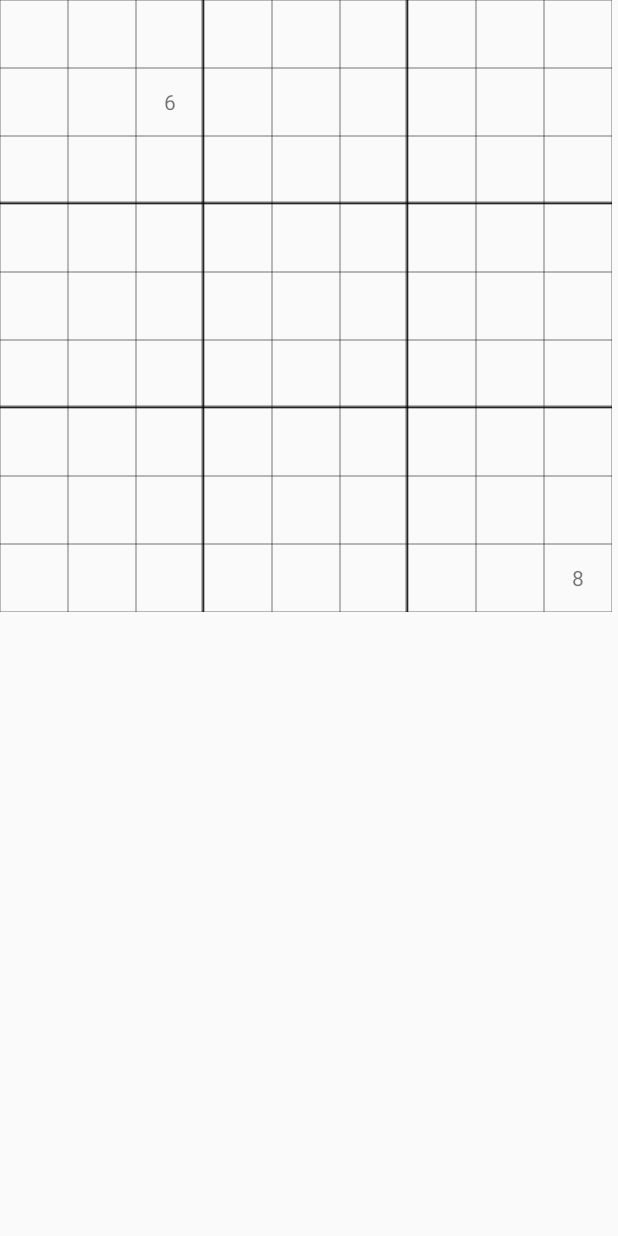
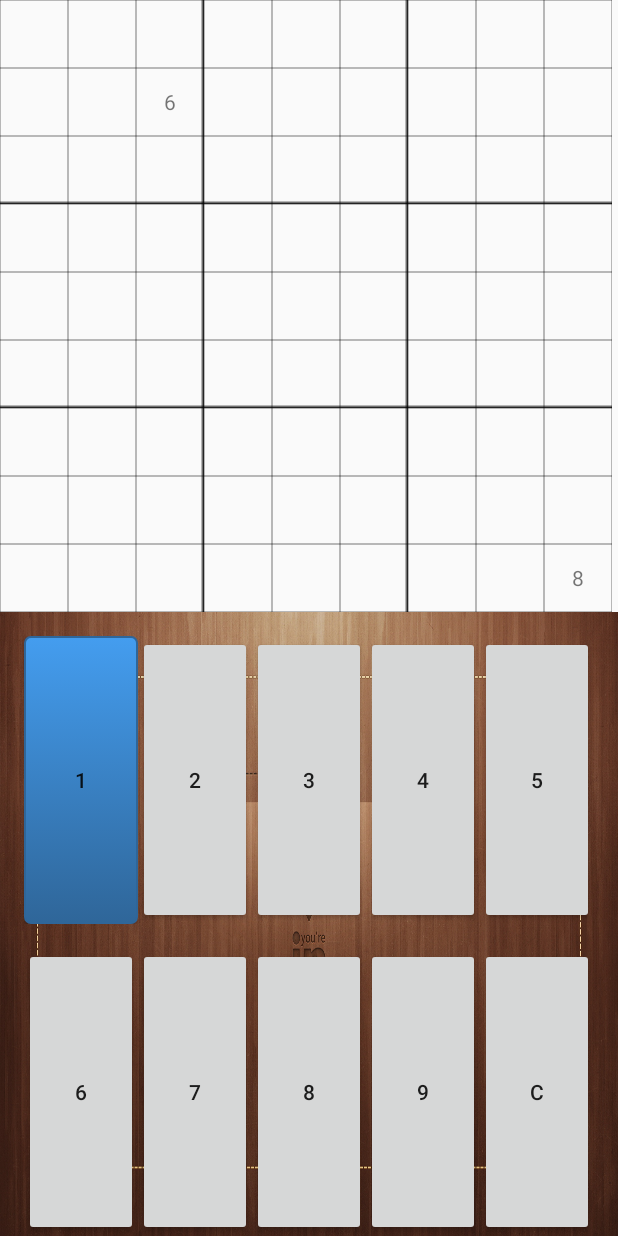
Before and after one commit to Ben-wu14/Game, an Android app: the Game2 screen opened directly, with no data from a screen before it, on a phone screen of 412 x 824 dp. Run offline under Robolectric (Android 15) with nearby library versions, the phone set to English and light mode, and no system bars.

Commit message:
Add button layout

```diff
--- a/app/src/main/res/layout/activity_game2.xml
+++ b/app/src/main/res/layout/activity_game2.xml
@@ -9,4 +9,82 @@
         android:layout_height="wrap_content"
         android:id="@+id/tableLayout"
         ></TableLayout>
+    <LinearLayout
+        android:layout_width="match_parent"
+        android:layout_height="fill_parent"
+        android:weightSum="2"
+        android:orientation="vertical"
+        android:background="@drawable/wood_2">
+        <LinearLayout
+            android:layout_width="match_parent"
+            android:layout_height="0dp"
+            android:layout_weight="1"
+            android:orientation="horizontal"
+            android:layout_marginLeft="16dp"
+            android:layout_marginRight="16dp"
+            android:layout_marginTop="16dp"
+            android:weightSum="5">
+            <Button
+                android:layout_width="0dp"
+                android:layout_weight="1"
+                android:layout_height="match_parent"
+                android:background="@drawable/button"
+                android:text="1"/>
+            <Button
+                android:layout_width="0dp"
+                android:layout_weight="1"
+                android:layout_height="match_parent"
+                android:text="2"/>
+            <Button
+                android:layout_width="0dp"
+                android:layout_weight="1"
+                android:layout_height="match_parent"
+                android:text="3"/>
+            <Button
+                android:layout_width="0dp"
+                android:layout_weight="1"
+                android:layout_height="match_parent"
+                android:text="4"/>
+            <Button
+                android:layout_width="0dp"
+                android:layout_weight="1"
+                android:layout_height="match_parent"
+                android:text="5"/>
+        </LinearLayout>
+        <LinearLayout
+            android:layout_width="match_parent"
+            android:layout_height="0dp"
+            android:layout_weight="1"
+            android:orientation="horizontal"
+            android:layout_marginLeft="16dp"
+            android:layout_marginRight="16dp"
+            android:layout_marginTop="16dp"
+            android:weightSum="5">
+            <Button
+                android:layout_width="0dp"
+                android:layout_weight="1"
+                android:layout_height="match_parent"
+                android:text="6"/>
+            <Button
+                android:layout_width="0dp"
+                android:layout_weight="1"
+                android:layout_height="match_parent"
+                android:text="7"/>
+            <Button
+                android:layout_width="0dp"
+                android:layout_weight="1"
+                android:layout_height="match_parent"
+                android:text="8"/>
+            <Button
+                android:layout_width="0dp"
+                android:layout_weight="1"
+                android:layout_height="match_parent"
+                android:text="9"/>
+            <Button
+                android:layout_width="0dp"
+                android:layout_weight="1"
+                android:layout_height="match_parent"
+                android:text="C"/>
+        </LinearLayout>
+    </LinearLayout>
 </LinearLayout>
```
